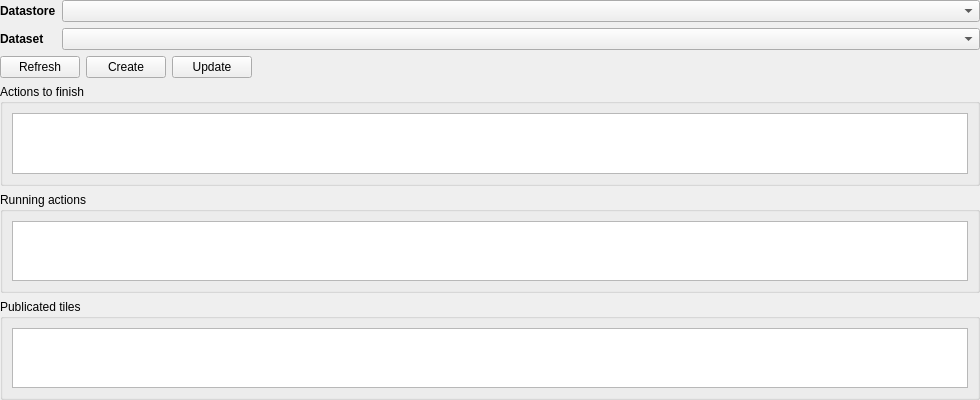
Qt form geoplateforme/gui/dashboard/wdg_dashboard.ui (JulesGrillot/plugin-qgis-geoplateforme) before a commit.
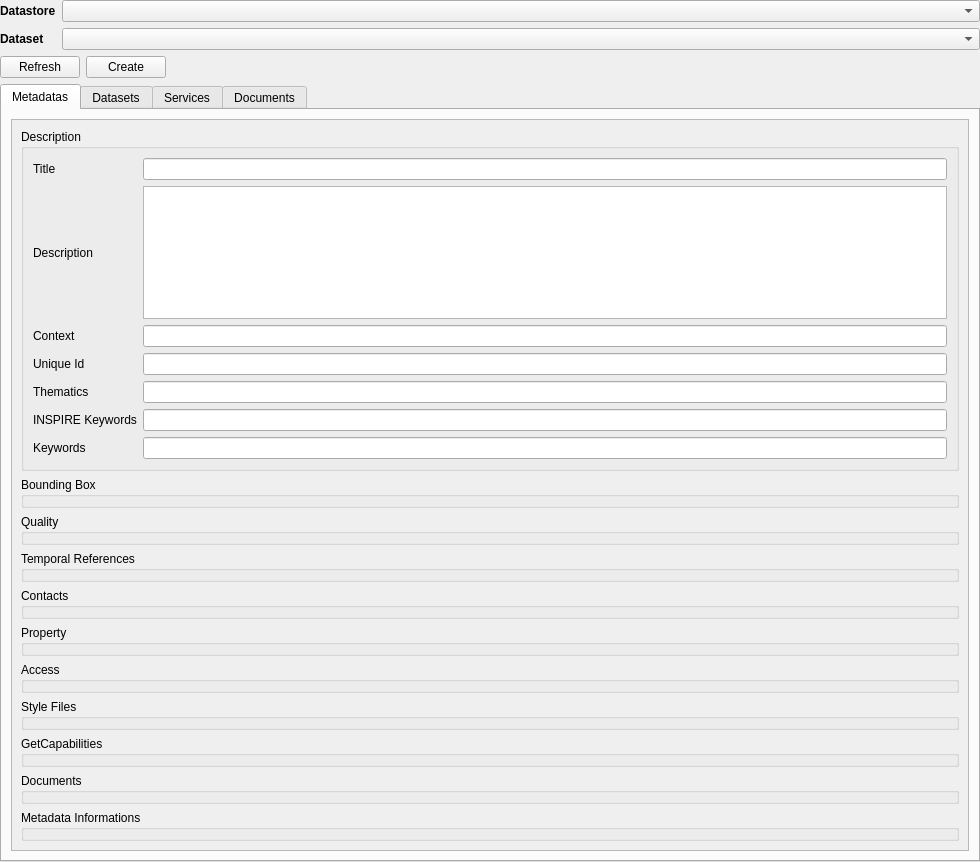
The same form after that commit. The open tabs and pages were chosen to show the change. Custom widgets are drawn as their Qt base class.

Commit message: feature(dashboard): add new UI to fit IGNGPF-4830

Patch:
```diff
--- a/geoplateforme/gui/dashboard/wdg_dashboard.ui
+++ b/geoplateforme/gui/dashboard/wdg_dashboard.ui
@@ -7,7 +7,7 @@
     <x>0</x>
     <y>0</y>
     <width>980</width>
-    <height>400</height>
+    <height>862</height>
    </rect>
   </property>
   <property name="minimumSize">
@@ -32,18 +32,6 @@
    <property name="bottomMargin">
     <number>0</number>
    </property>
-   <item row="5" column="0" colspan="2">
-    <widget class="QgsCollapsibleGroupBox" name="gbp_publicated_tiles">
-     <property name="title">
-      <string>Publicated tiles</string>
-     </property>
-     <layout class="QGridLayout" name="gridLayout_4">
-      <item row="0" column="0">
-       <widget class="QTableView" name="tbl_publicated_tiles"/>
-      </item>
-     </layout>
-    </widget>
-   </item>
    <item row="1" column="0">
     <widget class="QLabel" name="lbl_dataset">
      <property name="sizePolicy">
@@ -82,34 +70,375 @@
      </property>
     </widget>
    </item>
-   <item row="3" column="0" colspan="2">
-    <widget class="QgsCollapsibleGroupBox" name="gpb_actions_to_finish">
-     <property name="title">
-      <string>Actions to finish</string>
-     </property>
-     <layout class="QGridLayout" name="gridLayout_2">
-      <item row="0" column="0">
-       <widget class="QTableView" name="tbv_actions_to_finish"/>
-      </item>
-     </layout>
-    </widget>
-   </item>
    <item row="4" column="0" colspan="2">
-    <widget class="QgsCollapsibleGroupBox" name="gbb_running_actions">
-     <property name="title">
-      <string>Running actions</string>
+    <widget class="QTabWidget" name="tabWidget">
+     <property name="currentIndex">
+      <number>1</number>
      </property>
-     <layout class="QGridLayout" name="gridLayout_3">
-      <item row="0" column="0">
-       <widget class="QTableView" name="tbl_running_actions"/>
-      </item>
-     </layout>
+     <widget class="QWidget" name="tab_metadata">
+      <attribute name="title">
+       <string>Metadatas</string>
+      </attribute>
+      <layout class="QVBoxLayout" name="verticalLayout_2">
+       <item>
+        <widget class="QScrollArea" name="scrollArea">
+         <property name="widgetResizable">
+          <bool>true</bool>
+         </property>
+         <widget class="QWidget" name="scrollAreaWidgetContents">
+          <property name="geometry">
+           <rect>
+            <x>0</x>
+            <y>0</y>
+            <width>942</width>
+            <height>802</height>
+           </rect>
+          </property>
+          <layout class="QVBoxLayout" name="verticalLayout_3">
+           <item>
+            <widget class="QgsCollapsibleGroupBox" name="gbp_description">
+             <property name="title">
+              <string>Description</string>
+             </property>
+             <layout class="QGridLayout" name="gridLayout_7">
+              <item row="0" column="2">
+               <widget class="QLineEdit" name="lineEdit">
+                <property name="toolTip">
+                 <string>Characteristic and often unique name by which the resource is known</string>
+                </property>
+                <property name="inputMask">
+                 <string/>
+                </property>
+               </widget>
+              </item>
+              <item row="2" column="0">
+               <widget class="QLabel" name="lbl_context">
+                <property name="toolTip">
+                 <string>Datastore Id</string>
+                </property>
+                <property name="text">
+                 <string>Context</string>
+                </property>
+               </widget>
+              </item>
+              <item row="4" column="0">
+               <widget class="QLabel" name="lbl_thematic">
+                <property name="text">
+                 <string>Thematics</string>
+                </property>
+               </widget>
+              </item>
+              <item row="5" column="0">
+               <widget class="QLabel" name="lbl_inspire_kw">
+                <property name="text">
+                 <string>INSPIRE Keywords</string>
+                </property>
+               </widget>
+              </item>
+              <item row="1" column="0">
+               <widget class="QLabel" name="lbl_description">
+                <property name="toolTip">
+                 <string>Brief narrative summary of the resource content</string>
+                </property>
+                <property name="text">
+                 <string>Description</string>
+                </property>
+               </widget>
+              </item>
+              <item row="3" column="0">
+               <widget class="QLabel" name="lbl_unique_id">
+                <property name="toolTip">
+                 <string>Value uniquely identifying the resource in the catalog</string>
+                </property>
+                <property name="text">
+                 <string>Unique Id</string>
+                </property>
+               </widget>
+              </item>
+              <item row="0" column="0">
+               <widget class="QLabel" name="lbl_title">
+                <property name="toolTip">
+                 <string>Characteristic and often unique name by which the resource is known</string>
+                </property>
+                <property name="text">
+                 <string>Title</string>
+                </property>
+               </widget>
+              </item>
+              <item row="1" column="2">
+               <widget class="QTextEdit" name="textEdit">
+                <property name="toolTip">
+                 <string>Brief narrative summary of the resource content</string>
+                </property>
+               </widget>
+              </item>
+              <item row="6" column="0">
+               <widget class="QLabel" name="lbl_kw">
+                <property name="text">
+                 <string>Keywords</string>
+                </property>
+               </widget>
+              </item>
+              <item row="2" column="2">
+               <widget class="QLineEdit" name="lineEdit_2">
+                <property name="toolTip">
+                 <string>Datastore Id</string>
+                </property>
+               </widget>
+              </item>
+              <item row="3" column="2">
+               <widget class="QLineEdit" name="lineEdit_3">
+                <property name="toolTip">
+                 <string>Value uniquely identifying the resource in the catalog</string>
+                </property>
+               </widget>
+              </item>
+              <item row="4" column="2">
+               <widget class="QLineEdit" name="lineEdit_4"/>
+              </item>
+              <item row="5" column="2">
+               <widget class="QLineEdit" name="lineEdit_5"/>
+              </item>
+              <item row="6" column="2">
+               <widget class="QLineEdit" name="lineEdit_6"/>
+              </item>
+             </layout>
+            </widget>
+           </item>
+           <item>
+            <widget class="QgsCollapsibleGroupBox" name="gbp_bbox">
+             <property name="title">
+              <string>Bounding Box</string>
+             </property>
+            </widget>
+           </item>
+           <item>
+            <widget class="QgsCollapsibleGroupBox" name="gbp_quality">
+             <property name="title">
+              <string>Quality</string>
+             </property>
+            </widget>
+           </item>
+           <item>
+            <widget class="QgsCollapsibleGroupBox" name="gbp_temporal">
+             <property name="title">
+              <string>Temporal References</string>
+             </property>
+            </widget>
+           </item>
+           <item>
+            <widget class="QgsCollapsibleGroupBox" name="gbp_contact">
+             <property name="title">
+              <string>Contacts</string>
+             </property>
+            </widget>
+           </item>
+           <item>
+            <widget class="QgsCollapsibleGroupBox" name="gbp_property">
+             <property name="title">
+              <string>Property</string>
+             </property>
+            </widget>
+           </item>
+           <item>
+            <widget class="QgsCollapsibleGroupBox" name="gbp_access">
+             <property name="title">
+              <string>Access</string>
+             </property>
+            </widget>
+           </item>
+           <item>
+            <widget class="QgsCollapsibleGroupBox" name="gbp_style">
+             <property name="title">
+              <string>Style Files</string>
+             </property>
+            </widget>
+           </item>
+           <item>
+            <widget class="QgsCollapsibleGroupBox" name="gbp_capabilities">
+             <property name="title">
+              <string>GetCapabilities</string>
+             </property>
+            </widget>
+           </item>
+           <item>
+            <widget class="QgsCollapsibleGroupBox" name="gbp_document">
+             <property name="title">
+              <string>Documents</string>
+             </property>
+            </widget>
+           </item>
+           <item>
+            <widget class="QgsCollapsibleGroupBox" name="gbp_info">
+             <property name="title">
+              <string>Metadata Informations</string>
+             </property>
+            </widget>
+           </item>
+          </layout>
+         </widget>
+        </widget>
+       </item>
+      </layout>
+     </widget>
+     <widget class="QWidget" name="tab_dataset">
+      <attribute name="title">
+       <string>Datasets</string>
+      </attribute>
+      <layout class="QHBoxLayout" name="horizontalLayout_2">
+       <item>
+        <widget class="QSplitter" name="splitter">
+         <property name="orientation">
+          <enum>Qt::Horizontal</enum>
+         </property>
+         <widget class="QScrollArea" name="scrollArea_2">
+          <property name="widgetResizable">
+           <bool>true</bool>
+          </property>
+          <widget class="QWidget" name="scrollAreaWidgetContents_2">
+           <property name="geometry">
+            <rect>
+             <x>0</x>
+             <y>0</y>
+             <width>882</width>
+             <height>708</height>
+            </rect>
+           </property>
+           <layout class="QVBoxLayout" name="verticalLayout">
+            <item>
+             <widget class="QgsCollapsibleGroupBox" name="gpb_upload">
+              <property name="title">
+               <string>Uploads</string>
+              </property>
+              <layout class="QGridLayout" name="gridLayout_2">
+               <item row="0" column="0">
+                <widget class="QTableView" name="tbv_upload">
+                 <property name="sizeAdjustPolicy">
+                  <enum>QAbstractScrollArea::AdjustIgnored</enum>
+                 </property>
+                 <property name="selectionMode">
+                  <enum>QAbstractItemView::SingleSelection</enum>
+                 </property>
+                 <property name="selectionBehavior">
+                  <enum>QAbstractItemView::SelectRows</enum>
+                 </property>
+                 <property name="sortingEnabled">
+                  <bool>true</bool>
+                 </property>
+                </widget>
+               </item>
+              </layout>
+             </widget>
+            </item>
+            <item>
+             <widget class="QgsCollapsibleGroupBox" name="gbp_vector_db">
+              <property name="title">
+               <string>Vector DB</string>
+              </property>
+              <layout class="QGridLayout" name="gridLayout_3">
+               <item row="0" column="0">
+                <widget class="QTableView" name="tbv_vector_db">
+                 <property name="horizontalScrollBarPolicy">
+                  <enum>Qt::ScrollBarAlwaysOff</enum>
+                 </property>
+                 <property name="selectionMode">
+                  <enum>QAbstractItemView::SingleSelection</enum>
+                 </property>
+                 <property name="selectionBehavior">
+                  <enum>QAbstractItemView::SelectRows</enum>
+                 </property>
+                 <property name="sortingEnabled">
+                  <bool>true</bool>
+                 </property>
+                </widget>
+               </item>
+              </layout>
+             </widget>
+            </item>
+            <item>
+             <widget class="QgsCollapsibleGroupBox" name="gbp_pyramid_vector">
+              <property name="title">
+               <string>Pyramids Vector</string>
+              </property>
+              <layout class="QGridLayout" name="gridLayout_4">
+               <item row="0" column="0">
+                <widget class="QTableView" name="tbv_pyramid_vector">
+                 <property name="selectionMode">
+                  <enum>QAbstractItemView::SingleSelection</enum>
+                 </property>
+                 <property name="selectionBehavior">
+                  <enum>QAbstractItemView::SelectRows</enum>
+                 </property>
+                 <property name="sortingEnabled">
+                  <bool>true</bool>
+                 </property>
+                </widget>
+               </item>
+              </layout>
+             </widget>
+            </item>
+            <item>
+             <widget class="QgsCollapsibleGroupBox" name="gbp_pyramid_raster">
+              <property name="title">
+               <string>Pyramids Raster</string>
+              </property>
+              <layout class="QGridLayout" name="gridLayout_5">
+               <item row="0" column="0">
+                <widget class="QTableView" name="tbv_pyramid_raster">
+                 <property name="selectionMode">
+                  <enum>QAbstractItemView::SingleSelection</enum>
+                 </property>
+                 <property name="selectionBehavior">
+                  <enum>QAbstractItemView::SelectRows</enum>
+                 </property>
+                 <property name="sortingEnabled">
+                  <bool>true</bool>
+                 </property>
+                </widget>
+               </item>
+              </layout>
+             </widget>
+            </item>
+           </layout>
+          </widget>
+         </widget>
+         <widget class="QScrollArea" name="scrollArea_3">
+          <property name="widgetResizable">
+           <bool>true</bool>
+          </property>
+          <widget class="QWidget" name="detail_widget">
+           <property name="geometry">
+            <rect>
+             <x>0</x>
+             <y>0</y>
+             <width>68</width>
+             <height>708</height>
+            </rect>
+           </property>
+          </widget>
+         </widget>
+        </widget>
+       </item>
+      </layout>
+     </widget>
+     <widget class="QWidget" name="tab_service">
+      <attribute name="title">
+       <string>Services</string>
+      </attribute>
+      <layout class="QGridLayout" name="gridLayout_6">
+       <item row="0" column="0">
+        <widget class="QTableView" name="tableView"/>
+       </item>
+      </layout>
+     </widget>
+     <widget class="QWidget" name="tab_document">
+      <attribute name="title">
+       <string>Documents</string>
+      </attribute>
+     </widget>
     </widget>
    </item>
-   <item row="0" column="1">
-    <widget class="DatastoreComboBox" name="cbx_datastore"/>
-   </item>
-   <item row="2" column="0" colspan="2">
+   <item row="3" column="0" colspan="2">
     <layout class="QHBoxLayout" name="horizontalLayout">
      <item>
       <widget class="QPushButton" name="btn_refresh">
@@ -125,13 +454,6 @@
        </property>
       </widget>
      </item>
-     <item>
-      <widget class="QPushButton" name="btn_update">
-       <property name="text">
-        <string>Update</string>
-       </property>
-      </widget>
-     </item>
      <item>
       <spacer name="horizontalSpacer">
        <property name="orientation">
@@ -150,6 +472,9 @@
    <item row="1" column="1">
     <widget class="DatasetComboBox" name="cbx_dataset"/>
    </item>
+   <item row="0" column="1">
+    <widget class="DatastoreComboBox" name="cbx_datastore"/>
+   </item>
   </layout>
  </widget>
  <customwidgets>
```
The commit also changes 13 other files.
